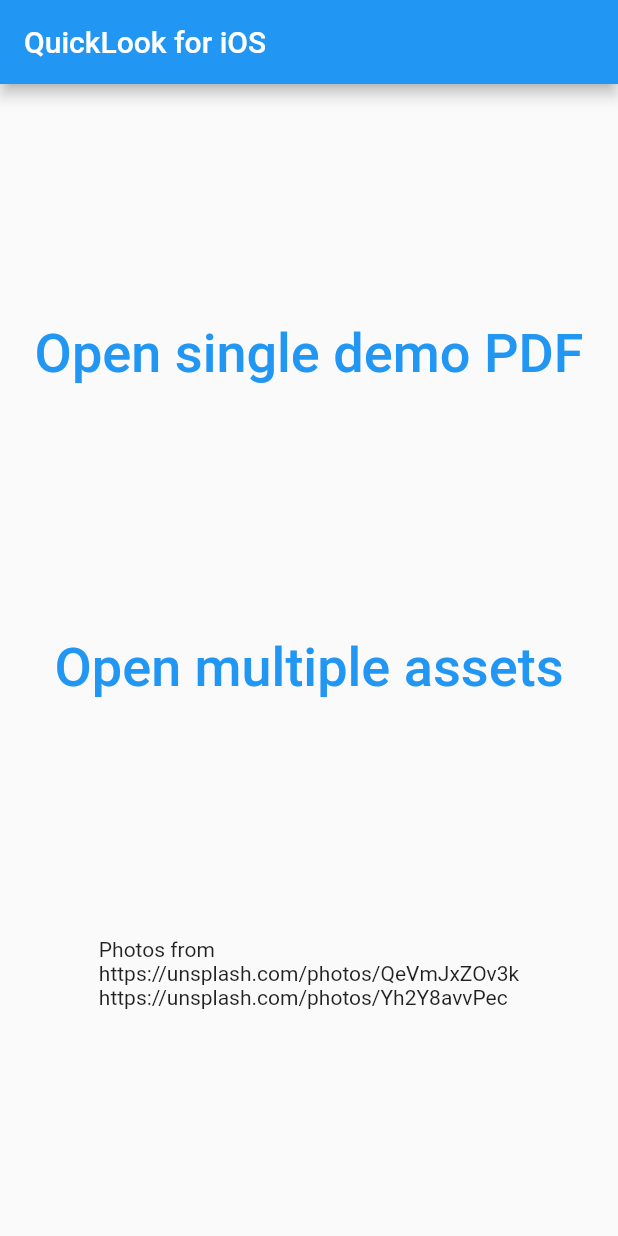
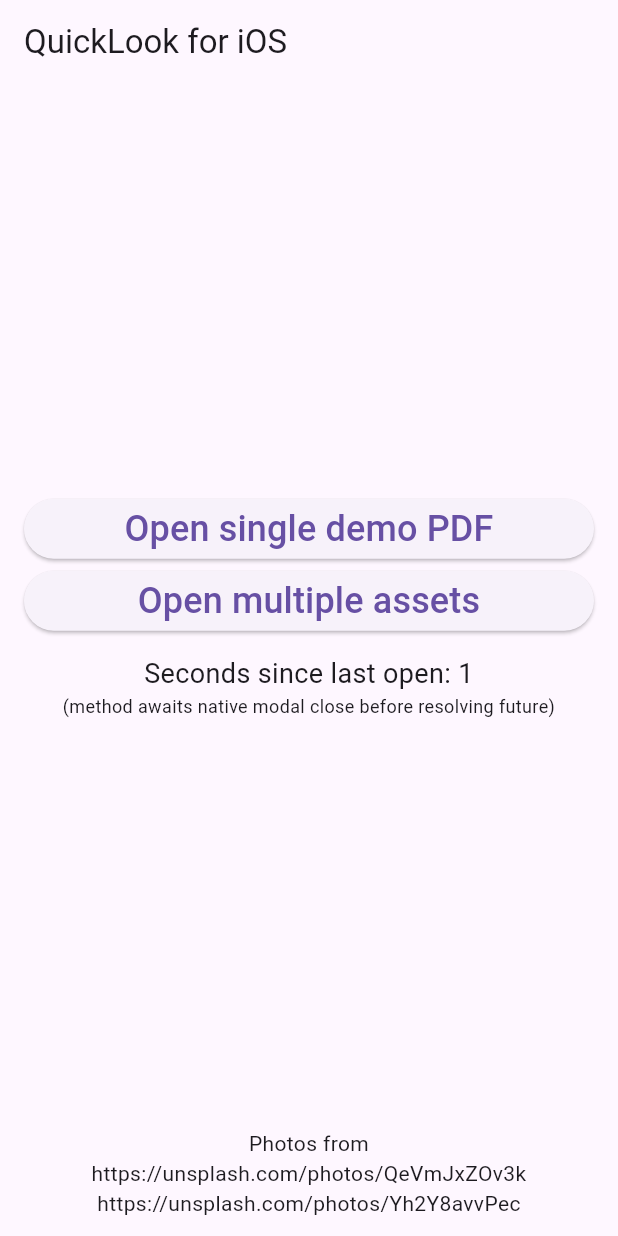
Before and after one commit to glebosotov/flutter-quick-look, a Flutter app: the screen it shows after launch, after a tap on "Open multiple assets", on a phone screen of 412 x 824 dp. Run offline on Flutter 3.47's test engine with Material 2 defaults, Android fonts, the phone set to English and light mode, and no system bars.

Commit message:
other: bump version, update example

```diff
--- a/example/lib/main.dart
+++ b/example/lib/main.dart
@@ -1,3 +1,4 @@
+import 'dart:async';
 import 'dart:io';
 
 import 'package:flutter/material.dart';
@@ -23,33 +24,58 @@ class _MyAppState extends State<MyApp> {
   }
 
   @override
+  void dispose() {
+    _timer?.cancel();
+    super.dispose();
+  }
+
+  Timer? _timer;
+  int secondsPassedSinceLastOpen = 0;
+
+  @override
   Widget build(BuildContext context) {
     return MaterialApp(
       debugShowCheckedModeBanner: false,
+      theme: ThemeData(
+        useMaterial3: true,
+      ),
       home: Scaffold(
         appBar: AppBar(
           title: const Text('QuickLook for iOS'),
         ),
-        body: Center(
-          child: Column(
-            mainAxisAlignment: MainAxisAlignment.spaceEvenly,
-            crossAxisAlignment: CrossAxisAlignment.center,
-            children: [
-              TextButton(
+        body: SafeArea(
+          child: Padding(
+            padding: const EdgeInsets.symmetric(horizontal: 16),
+            child: Column(
+              crossAxisAlignment: CrossAxisAlignment.stretch,
+              children: [
+                const Spacer(),
+                ElevatedButton(
                   onPressed: () async {
                     const path = 'lorem_ipsum.pdf';
                     final byteData = await rootBundle.load('assets/$path');
+                    setState(() {
+                      secondsPassedSinceLastOpen = 0;
+                    });
+                    _timer =
+                        Timer.periodic(const Duration(seconds: 1), (timer) {
+                      setState(() {
+                        secondsPassedSinceLastOpen++;
+                      });
+                    });
                     final String directory =
                         (await getApplicationDocumentsDirectory()).path;
                     final tempFile = await File('$directory/$path')
                         .writeAsBytes(byteData.buffer.asUint8List(
                             byteData.offsetInBytes, byteData.lengthInBytes));
                     await QuickLook.openURL(tempFile.path);
+                    _timer?.cancel();
                   },
                   child: const Text('Open single demo PDF',
-                      style: TextStyle(fontSize: 36),
-                      textAlign: TextAlign.center)),
-              TextButton(
+                      style: TextStyle(fontSize: 24),
+                      textAlign: TextAlign.center),
+                ),
+                ElevatedButton(
                   onPressed: () async {
                     const paths = [
                       'lorem_ipsum.pdf',
@@ -59,6 +85,15 @@ class _MyAppState extends State<MyApp> {
                     final String directory =
                         (await getApplicationDocumentsDirectory()).path;
                     var finalPaths = <String>[];
+                    setState(() {
+                      secondsPassedSinceLastOpen = 0;
+                    });
+                    _timer =
+                        Timer.periodic(const Duration(seconds: 1), (timer) {
+                      setState(() {
+                        secondsPassedSinceLastOpen++;
+                      });
+                    });
                     for (final path in paths) {
                       final byteData = await rootBundle.load('assets/$path');
                       final tempFile = await File('$directory/$path')
@@ -67,13 +102,33 @@ class _MyAppState extends State<MyApp> {
                       finalPaths.add(tempFile.path);
                     }
                     await QuickLook.openURLs(finalPaths);
+                    _timer?.cancel();
                   },
-                  child: const Text('Open multiple assets',
-                      style: TextStyle(fontSize: 36),
-                      textAlign: TextAlign.center)),
-              const Text(
-                  "Photos from \nhttps://unsplash.com/photos/QeVmJxZOv3k\nhttps://unsplash.com/photos/Yh2Y8avvPec")
-            ],
+                  child: const Text(
+                    'Open multiple assets',
+                    style: TextStyle(fontSize: 24),
+                    textAlign: TextAlign.center,
+                  ),
+                ),
+                const SizedBox(height: 12),
+                Text(
+                  'Seconds since last open: $secondsPassedSinceLastOpen',
+                  style: const TextStyle(fontSize: 18),
+                  textAlign: TextAlign.center,
+                ),
+                const Text(
+                  '(method awaits native modal close before resolving future)',
+                  style: TextStyle(fontSize: 12),
+                  textAlign: TextAlign.center,
+                ),
+                const Spacer(),
+                const Text(
+                  'Photos from \nhttps://unsplash.com/photos/QeVmJxZOv3k\nhttps://unsplash.com/photos/Yh2Y8avvPec',
+                  textAlign: TextAlign.center,
+                ),
+                const SizedBox(height: 12),
+              ],
+            ),
           ),
         ),
       ),
--- a/pubspec.yaml
+++ b/pubspec.yaml
@@ -1,6 +1,6 @@
 name: quick_look
 description: Package for opening files in iOS QuickLook. You will first need to save the files to the ApplicationDocumentsDirectory().
-version: 0.0.5
+version: 0.0.6
 homepage: https://github.com/glebosotov/flutter-quick-look
 
 environment:
```
Also changed, not shown: example/pubspec.lock, 5 other files.
